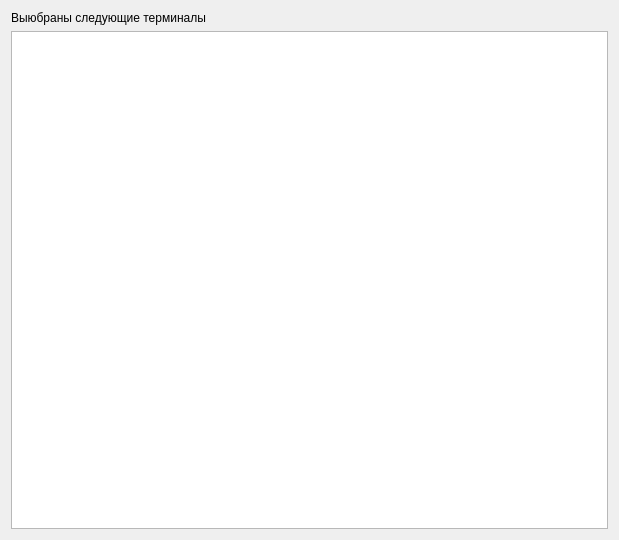
This is FuelNameWizard/showpage.ui in rust3128/MposInstruments as Qt 5 draws it before an edit. The edited form follows.
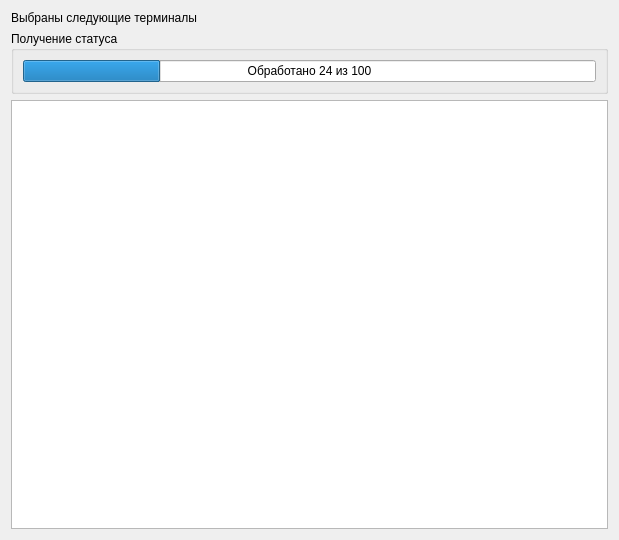
This is the edited form.

Patch:
```diff
--- a/FuelNameWizard/showpage.ui
+++ b/FuelNameWizard/showpage.ui
@@ -13,15 +13,15 @@
   <property name="windowTitle">
    <string>WizardPage</string>
   </property>
-  <layout class="QGridLayout" name="gridLayout">
+  <layout class="QGridLayout" name="gridLayout_2">
    <item row="0" column="0">
     <widget class="QLabel" name="label">
      <property name="text">
-      <string>Выюбраны следующие терминалы</string>
+      <string>Выбраны следующие терминалы</string>
      </property>
     </widget>
    </item>
-   <item row="1" column="0">
+   <item row="2" column="0">
     <widget class="QTableWidget" name="tableWidget">
      <property name="editTriggers">
       <set>QAbstractItemView::NoEditTriggers</set>
@@ -46,6 +46,28 @@
      </property>
     </widget>
    </item>
+   <item row="1" column="0">
+    <widget class="QGroupBox" name="groupBox">
+     <property name="title">
+      <string>Получение статуса</string>
+     </property>
+     <layout class="QGridLayout" name="gridLayout">
+      <item row="0" column="0">
+       <widget class="QProgressBar" name="progressBarOnline">
+        <property name="styleSheet">
+         <string notr="true"/>
+        </property>
+        <property name="value">
+         <number>24</number>
+        </property>
+        <property name="format">
+         <string>Обработано %v из %m</string>
+        </property>
+       </widget>
+      </item>
+     </layout>
+    </widget>
+   </item>
   </layout>
  </widget>
  <resources/>
```
